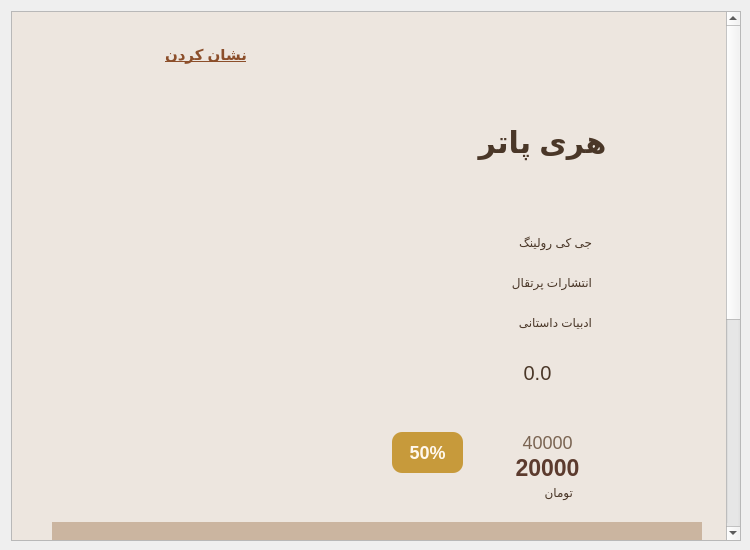
First picture: the form in Client/user/bookdetailswidget.ui, repository Onyx1907/Lumina-EBook-Platform, before the edit.
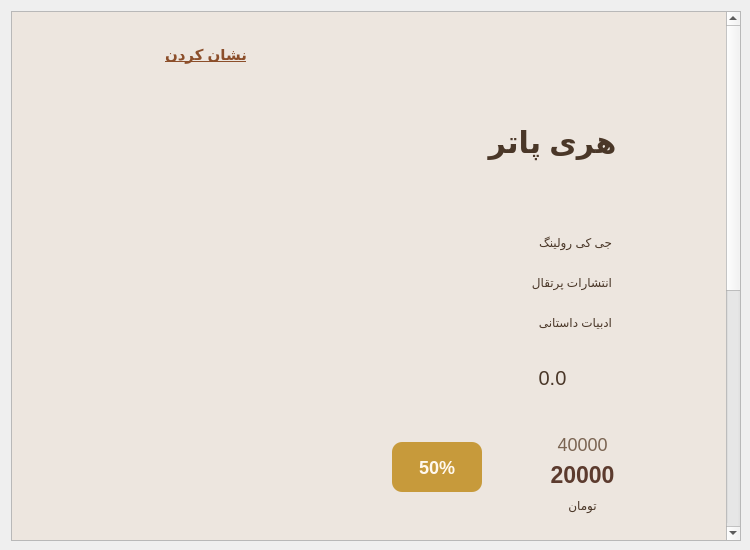
Second picture: the form after the edit. Icons and pictures are not drawn.

Patch:
```diff
--- a/Client/user/bookdetailswidget.ui
+++ b/Client/user/bookdetailswidget.ui
@@ -65,21 +65,21 @@
       <property name="geometry">
        <rect>
         <x>0</x>
-        <y>-372</y>
+        <y>0</y>
         <width>730</width>
-        <height>900</height>
+        <height>1000</height>
        </rect>
       </property>
       <property name="minimumSize">
        <size>
         <width>730</width>
-        <height>900</height>
+        <height>1000</height>
        </size>
       </property>
       <property name="maximumSize">
        <size>
         <width>730</width>
-        <height>900</height>
+        <height>1500</height>
        </size>
       </property>
       <property name="styleSheet">
@@ -118,8 +118,8 @@
       <widget class="QPushButton" name="author">
        <property name="geometry">
         <rect>
-         <x>580</x>
-         <y>200</y>
+         <x>600</x>
+         <y>210</y>
          <width>111</width>
          <height>101</height>
         </rect>
@@ -147,7 +147,7 @@
       <widget class="QLabel" name="name_label">
        <property name="geometry">
         <rect>
-         <x>360</x>
+         <x>370</x>
          <y>70</y>
          <width>341</width>
          <height>121</height>
@@ -177,7 +177,7 @@
       <widget class="QLabel" name="author_label">
        <property name="geometry">
         <rect>
-         <x>340</x>
+         <x>360</x>
          <y>210</y>
          <width>240</width>
          <height>40</height>
@@ -263,7 +263,7 @@
       <widget class="QLabel" name="publisher_label">
        <property name="geometry">
         <rect>
-         <x>340</x>
+         <x>360</x>
          <y>250</y>
          <width>240</width>
          <height>40</height>
@@ -301,10 +301,10 @@
       <widget class="QLabel" name="rating_label">
        <property name="geometry">
         <rect>
-         <x>500</x>
+         <x>510</x>
          <y>350</y>
-         <width>51</width>
-         <height>21</height>
+         <width>61</width>
+         <height>31</height>
         </rect>
        </property>
        <property name="styleSheet">
@@ -325,10 +325,10 @@
       <widget class="QPushButton" name="star">
        <property name="geometry">
         <rect>
-         <x>540</x>
+         <x>560</x>
          <y>340</y>
          <width>41</width>
-         <height>41</height>
+         <height>51</height>
         </rect>
        </property>
        <property name="styleSheet">
@@ -507,9 +507,9 @@
        <property name="geometry">
         <rect>
          <x>380</x>
-         <y>420</y>
-         <width>71</width>
-         <height>41</height>
+         <y>430</y>
+         <width>90</width>
+         <height>50</height>
         </rect>
        </property>
        <property name="styleSheet">
@@ -531,59 +531,6 @@
         <set>Qt::AlignCenter</set>
        </property>
       </widget>
-      <widget class="QLabel" name="oldPrice_label">
-       <property name="geometry">
-        <rect>
-         <x>460</x>
-         <y>420</y>
-         <width>151</width>
-         <height>20</height>
-        </rect>
-       </property>
-       <property name="styleSheet">
-        <string notr="true">QLabel {
-    color: #7A6452;
-    font-size: 18px;
-    background: transparent;
-
-qproperty-alignment: 'AlignHCenter | AlignVCenter';
-}
-</string>
-       </property>
-       <property name="text">
-        <string>40000</string>
-       </property>
-       <property name="alignment">
-        <set>Qt::AlignCenter</set>
-       </property>
-      </widget>
-      <widget class="QLabel" name="finalPrice_label">
-       <property name="geometry">
-        <rect>
-         <x>460</x>
-         <y>440</y>
-         <width>151</width>
-         <height>31</height>
-        </rect>
-       </property>
-       <property name="styleSheet">
-        <string notr="true">QLabel {
-    color: #5C3B2E;
-    font-size: 23px;
-    font-weight: 700;
-    background: transparent;
-
-qproperty-alignment: 'AlignHCenter | AlignVCenter';
-}
-</string>
-       </property>
-       <property name="text">
-        <string>20000</string>
-       </property>
-       <property name="alignment">
-        <set>Qt::AlignCenter</set>
-       </property>
-      </widget>
       <widget class="QPushButton" name="comments">
        <property name="geometry">
         <rect>
@@ -643,7 +590,7 @@
       <widget class="QLabel" name="genre_label">
        <property name="geometry">
         <rect>
-         <x>340</x>
+         <x>360</x>
          <y>290</y>
          <width>240</width>
          <height>40</height>
@@ -678,19 +625,6 @@
         <bool>true</bool>
        </property>
       </widget>
-      <widget class="QLabel" name="tooman_label">
-       <property name="geometry">
-        <rect>
-         <x>520</x>
-         <y>470</y>
-         <width>41</width>
-         <height>21</height>
-        </rect>
-       </property>
-       <property name="text">
-        <string>تومان</string>
-       </property>
-      </widget>
       <widget class="QLabel" name="error_label">
        <property name="geometry">
         <rect>
@@ -765,13 +699,13 @@
        </property>
        <property name="minimumSize">
         <size>
-         <width>360</width>
+         <width>340</width>
          <height>440</height>
         </size>
        </property>
        <property name="maximumSize">
         <size>
-         <width>360</width>
+         <width>340</width>
          <height>440</height>
         </size>
        </property>
@@ -839,43 +773,137 @@
         </size>
        </property>
       </widget>
-      <widget class="QLabel" name="description_label">
+      <widget class="QTextEdit" name="description_label">
        <property name="geometry">
         <rect>
-         <x>40</x>
-         <y>510</y>
-         <width>650</width>
-         <height>70</height>
+         <x>20</x>
+         <y>600</y>
+         <width>681</width>
+         <height>141</height>
         </rect>
        </property>
-       <property name="minimumSize">
-        <size>
-         <width>650</width>
-         <height>70</height>
-        </size>
-       </property>
-       <property name="maximumSize">
-        <size>
-         <width>650</width>
-         <height>100</height>
-        </size>
-       </property>
        <property name="styleSheet">
-        <string notr="true">qproperty-alignment: 'AlignLeft | AlignVCenter';
-background-color: rgba(139, 90, 43, 0.35); </string>
+        <string notr="true">QTextEdit {
+    background: rgba(78, 56, 42, 170);
+    color: #F5EBDD;
+    border: 1px solid rgba(255, 240, 220, 70);
+    border-radius: 16px;
+    padding: 12px;
+    selection-background-color: rgba(201, 156, 99, 170);
+    selection-color: white;
+    font-size: 11pt;
+}
+
+QTextEdit:focus {
+    border: 2px solid rgba(214, 176, 122, 180);
+}
+
+QScrollBar:vertical {
+    background: transparent;
+    width: 12px;
+    margin: 4px;
+}
+
+QScrollBar::handle:vertical {
+    background: rgba(194, 148, 98, 180);
+    border-radius: 6px;
+    min-height: 35px;
+}
+
+QScrollBar::handle:vertical:hover {
+    background: rgba(222, 178, 124, 220);
+}
+
+QScrollBar::add-line:vertical,
+QScrollBar::sub-line:vertical {
+    height: 0px;
+}
+
+QScrollBar::add-page:vertical,
+QScrollBar::sub-page:vertical {
+    background: transparent;
+}
+</string>
        </property>
-       <property name="text">
-        <string> توضیحات کتاب</string>
+       <property name="verticalScrollBarPolicy">
+        <enum>Qt::ScrollBarAlwaysOn</enum>
        </property>
-       <property name="textFormat">
-        <enum>Qt::PlainText</enum>
+       <property name="horizontalScrollBarPolicy">
+        <enum>Qt::ScrollBarAlwaysOff</enum>
        </property>
-       <property name="alignment">
-        <set>Qt::AlignLeading|Qt::AlignLeft|Qt::AlignVCenter</set>
-       </property>
-       <property name="wordWrap">
+       <property name="readOnly">
         <bool>true</bool>
        </property>
+       <property name="textInteractionFlags">
+        <set>Qt::NoTextInteraction</set>
+       </property>
+      </widget>
+      <widget class="QWidget" name="layoutWidget">
+       <property name="geometry">
+        <rect>
+         <x>490</x>
+         <y>420</y>
+         <width>161</width>
+         <height>85</height>
+        </rect>
+       </property>
+       <layout class="QVBoxLayout" name="verticalLayout">
+        <item>
+         <widget class="QLabel" name="oldPrice_label">
+          <property name="styleSheet">
+           <string notr="true">QLabel {
+    color: #7A6452;
+    font-size: 18px;
+    background: transparent;
+
+qproperty-alignment: 'AlignHCenter | AlignVCenter';
+}
+</string>
+          </property>
+          <property name="text">
+           <string>40000</string>
+          </property>
+          <property name="alignment">
+           <set>Qt::AlignCenter</set>
+          </property>
+         </widget>
+        </item>
+        <item>
+         <widget class="QLabel" name="finalPrice_label">
+          <property name="styleSheet">
+           <string notr="true">QLabel {
+    color: #5C3B2E;
+    font-size: 23px;
+    font-weight: 700;
+    background: transparent;
+
+qproperty-alignment: 'AlignHCenter | AlignVCenter';
+}
+</string>
+          </property>
+          <property name="text">
+           <string>20000</string>
+          </property>
+          <property name="alignment">
+           <set>Qt::AlignCenter</set>
+          </property>
+         </widget>
+        </item>
+        <item>
+         <widget class="QLabel" name="tooman_label">
+          <property name="styleSheet">
+           <string notr="true">
+qproperty-alignment: 'AlignHCenter | AlignVCenter';</string>
+          </property>
+          <property name="text">
+           <string>تومان</string>
+          </property>
+          <property name="alignment">
+           <set>Qt::AlignCenter</set>
+          </property>
+         </widget>
+        </item>
+       </layout>
       </widget>
      </widget>
     </widget>
```
Left out of the diff: 18 changed lines with no effect on the pictures.
